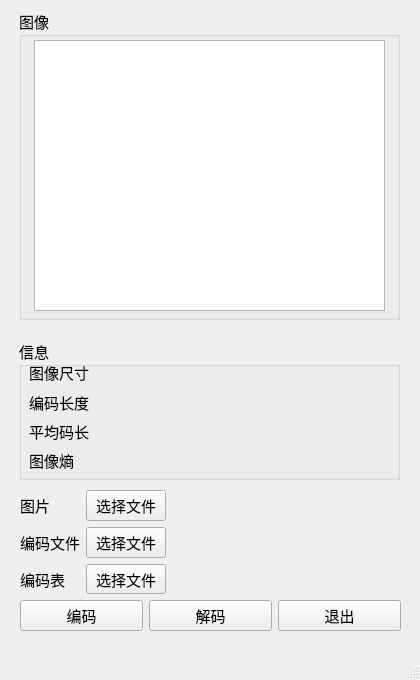
Before: the Qt Designer form huffman/src/mainwindow.ui in KSkun/DIP-Experiments, drawn with Qt 5.
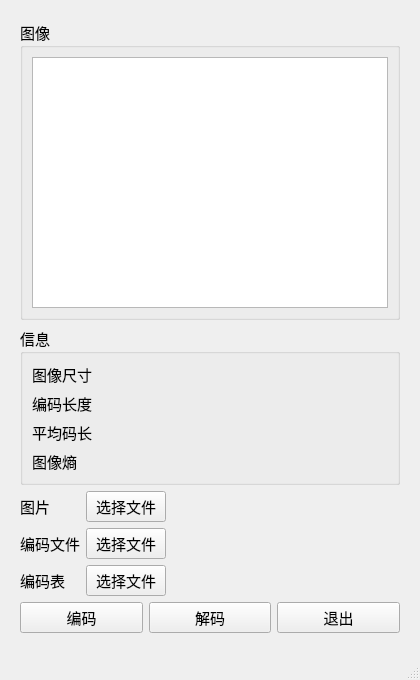
After: the same form once the commit is applied.

Patch:
```diff
--- a/huffman/src/mainwindow.ui
+++ b/huffman/src/mainwindow.ui
@@ -20,53 +20,50 @@
    <string>灰度图 Huffman 编码/解码</string>
   </property>
   <widget class="QWidget" name="centralwidget">
+   <property name="enabled">
+    <bool>true</bool>
+   </property>
+   <property name="sizePolicy">
+    <sizepolicy hsizetype="Preferred" vsizetype="Preferred">
+     <horstretch>0</horstretch>
+     <verstretch>0</verstretch>
+    </sizepolicy>
+   </property>
+   <layout class="QVBoxLayout" name="verticalLayout_3">
+    <property name="leftMargin">
+     <number>20</number>
+    </property>
+    <property name="topMargin">
+     <number>20</number>
+    </property>
+    <property name="rightMargin">
+     <number>20</number>
+    </property>
+    <property name="bottomMargin">
+     <number>20</number>
+    </property>
+    <item>
    <widget class="QGroupBox" name="boxImage">
-    <property name="geometry">
-     <rect>
-      <x>19</x>
-      <y>9</y>
-      <width>381</width>
-      <height>311</height>
-     </rect>
-    </property>
     <property name="title">
      <string>图像</string>
     </property>
-    <widget class="QGraphicsView" name="viewImage">
-     <property name="geometry">
-      <rect>
-       <x>15</x>
-       <y>31</y>
-       <width>351</width>
-       <height>271</height>
-      </rect>
-     </property>
-    </widget>
-   </widget>
+      <layout class="QVBoxLayout" name="verticalLayout">
+       <item>
+        <widget class="QGraphicsView" name="viewImage"/>
+       </item>
+      </layout>
+     </widget>
+    </item>
+    <item>
    <widget class="QGroupBox" name="boxInfo">
-    <property name="geometry">
-     <rect>
-      <x>19</x>
-      <y>339</y>
-      <width>381</width>
-      <height>141</height>
-     </rect>
-    </property>
     <property name="title">
      <string>信息</string>
     </property>
-    <widget class="QWidget" name="gridLayoutWidget_2">
-     <property name="geometry">
-      <rect>
-       <x>10</x>
-       <y>22</y>
-       <width>361</width>
-       <height>111</height>
-      </rect>
-     </property>
-     <layout class="QGridLayout" name="gridLayout_2" columnstretch="1,5">
+      <layout class="QVBoxLayout" name="verticalLayout_2">
+       <item>
+        <layout class="QGridLayout" name="layoutInfo" columnstretch="1,5">
       <item row="3" column="1">
-       <widget class="QLabel" name="labelEntropy_2">
+          <widget class="QLabel" name="labelEntropy">
         <property name="text">
          <string/>
         </property>
@@ -80,7 +77,7 @@
        </widget>
       </item>
       <item row="3" column="0">
-       <widget class="QLabel" name="labelEntropy">
+          <widget class="QLabel" name="labelTextEntropy">
         <property name="text">
          <string>图像熵</string>
         </property>
@@ -122,20 +119,28 @@
        </widget>
       </item>
      </layout>
-    </widget>
-   </widget>
-   <widget class="QWidget" name="verticalLayoutWidget">
-    <property name="geometry">
-     <rect>
-      <x>20</x>
-      <y>490</y>
-      <width>381</width>
-      <height>141</height>
-     </rect>
-    </property>
+       </item>
+      </layout>
+     </widget>
+    </item>
+    <item>
     <layout class="QVBoxLayout" name="layoutFileOperation">
      <item>
-      <layout class="QGridLayout" name="layoutFile" columnstretch="1,1,5">
+       <layout class="QGridLayout" name="layoutFile" columnstretch="1,1,10">
+        <item row="0" column="2">
+         <widget class="QLabel" name="labelFileImage">
+          <property name="text">
+           <string/>
+          </property>
+         </widget>
+        </item>
+        <item row="2" column="2">
+         <widget class="QLabel" name="labelFileCode">
+          <property name="text">
+           <string/>
+          </property>
+         </widget>
+        </item>
        <item row="1" column="1">
         <widget class="QPushButton" name="buttonFileEncoded">
          <property name="text">
@@ -143,13 +148,6 @@
          </property>
         </widget>
        </item>
-       <item row="0" column="0">
-        <widget class="QLabel" name="labelTextImage">
-         <property name="text">
-          <string>图片</string>
-         </property>
-        </widget>
-       </item>
        <item row="0" column="1">
         <widget class="QPushButton" name="buttonFileImage">
          <property name="text">
@@ -164,13 +162,6 @@
          </property>
         </widget>
        </item>
-       <item row="0" column="2">
-        <widget class="QLabel" name="labelFileImage">
-         <property name="text">
-          <string/>
-         </property>
-        </widget>
-       </item>
        <item row="1" column="0">
         <widget class="QLabel" name="labelTextEncoded">
          <property name="text">
@@ -178,6 +169,13 @@
          </property>
         </widget>
        </item>
+        <item row="2" column="1">
+         <widget class="QPushButton" name="buttonFileCode">
+          <property name="text">
+           <string>选择文件</string>
+          </property>
+         </widget>
+        </item>
        <item row="2" column="0">
         <widget class="QLabel" name="labelTextCode">
          <property name="text">
@@ -185,17 +183,10 @@
          </property>
         </widget>
        </item>
-       <item row="2" column="1">
-        <widget class="QPushButton" name="buttonFileCode">
+        <item row="0" column="0">
+         <widget class="QLabel" name="labelTextImage">
          <property name="text">
-          <string>选择文件</string>
-         </property>
-        </widget>
-       </item>
-       <item row="2" column="2">
-        <widget class="QLabel" name="labelFileCode">
-         <property name="text">
-          <string/>
+           <string>图片</string>
          </property>
         </widget>
        </item>
@@ -227,7 +218,8 @@
       </layout>
      </item>
     </layout>
-   </widget>
+    </item>
+   </layout>
   </widget>
   <widget class="QStatusBar" name="statusBar"/>
  </widget>
```
Lines whose indentation alone changed are shown as unchanged.
